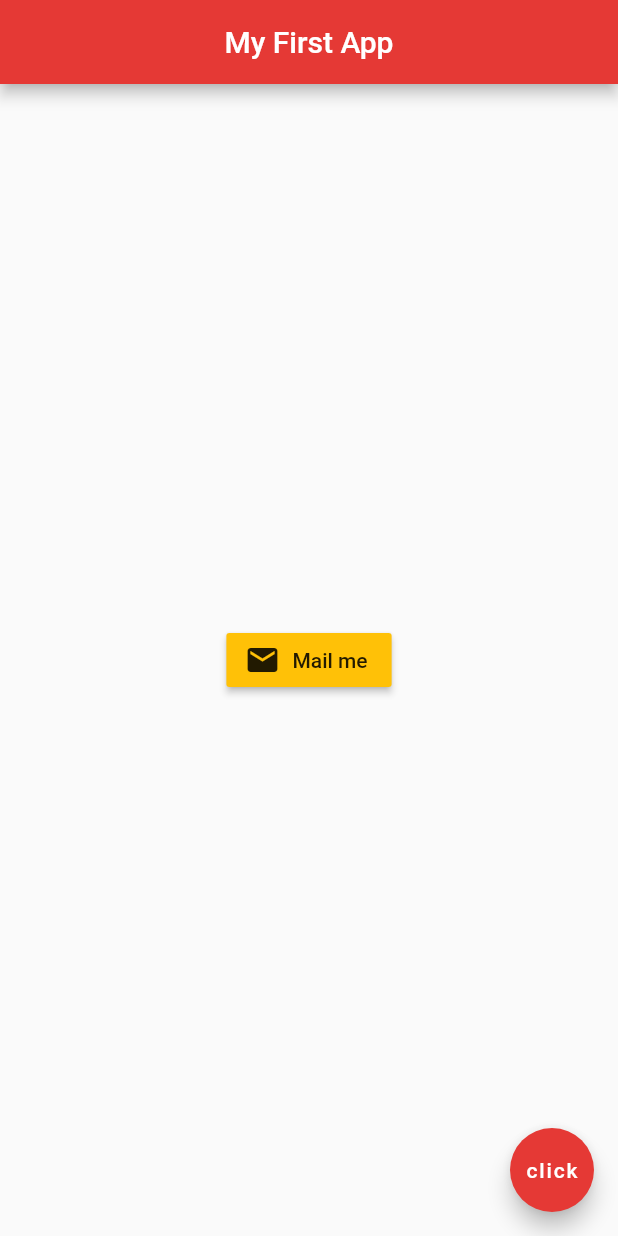
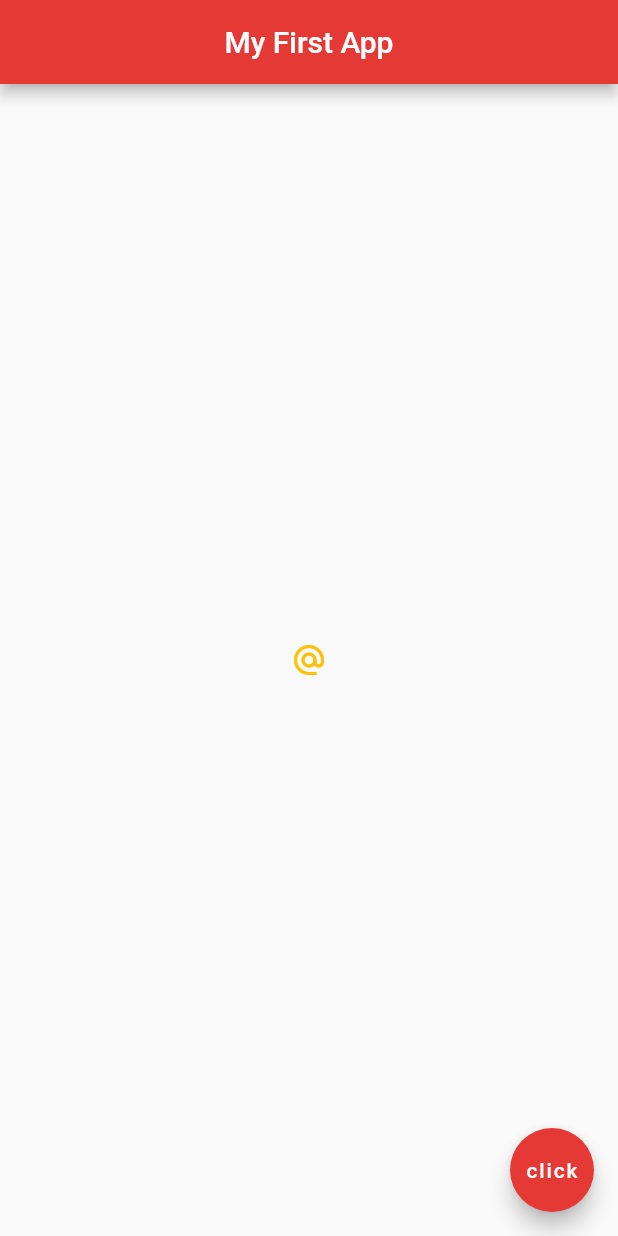
Before and after one commit to edewajosh/flutter-tuts, a Flutter app: the screen it shows after launch, on a phone screen of 412 x 824 dp. Run offline on Flutter 3.47's test engine with Material 2 defaults, Android fonts, the phone set to English and light mode, and no system bars.

Commit message:
icon button

```diff
--- a/lib/main.dart
+++ b/lib/main.dart
@@ -22,12 +22,13 @@ class Home extends StatelessWidget {
         //   color: Colors.lightBlue,
         //   size: 50.0,
         // ),
-        child: RaisedButton.icon(
-            onPressed: (){},
-            icon: Icon(
-              Icons.mail
-            ),
-          label: Text('Mail me'),
+        child: IconButton(
+          onPressed: () {
+            print('You clicked me');
+          },
+          icon: Icon(
+            Icons.alternate_email
+          ),
           color: Colors.amber,
         )
       ),
```
